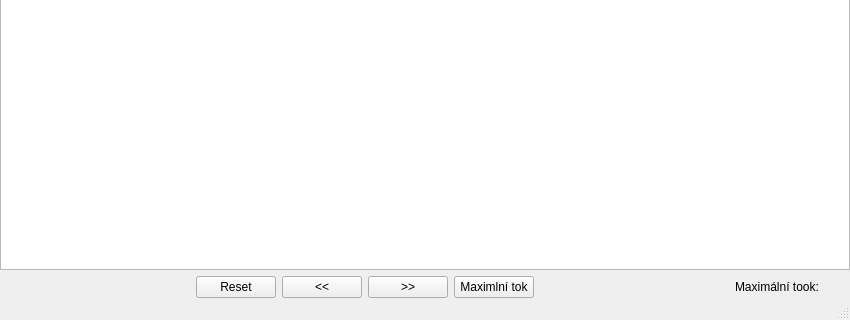
Old version of the form mainwindow.ui in the repository MatyMatousek/GAL; both pictures show x 0 to 850 and y 200 to 520 of the 850 by 520 pixel window.
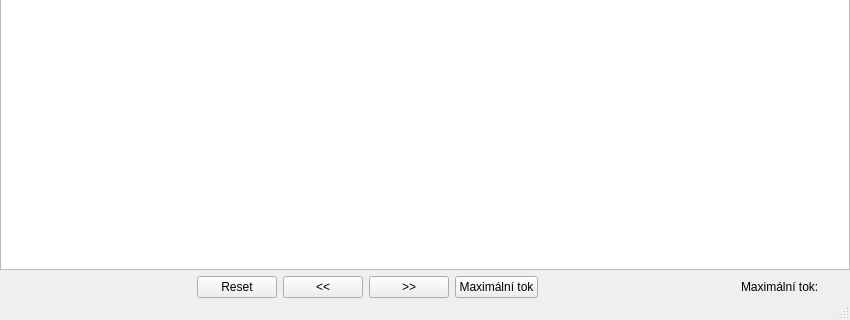
New version of the form. Icons and pictures are not drawn.

```diff
--- a/mainwindow.ui
+++ b/mainwindow.ui
@@ -93,7 +93,7 @@
          <item>
           <widget class="QPushButton" name="makeAllSteps">
            <property name="text">
-            <string>Maximlní tok</string>
+            <string>Maximální tok</string>
            </property>
           </widget>
          </item>
@@ -113,7 +113,7 @@
          <item>
           <widget class="QLabel" name="label_2">
            <property name="text">
-            <string>Maximální took:</string>
+            <string>Maximální tok:</string>
            </property>
           </widget>
          </item>
```
Left out of the diff: 4 changed lines with no effect on the pictures.
